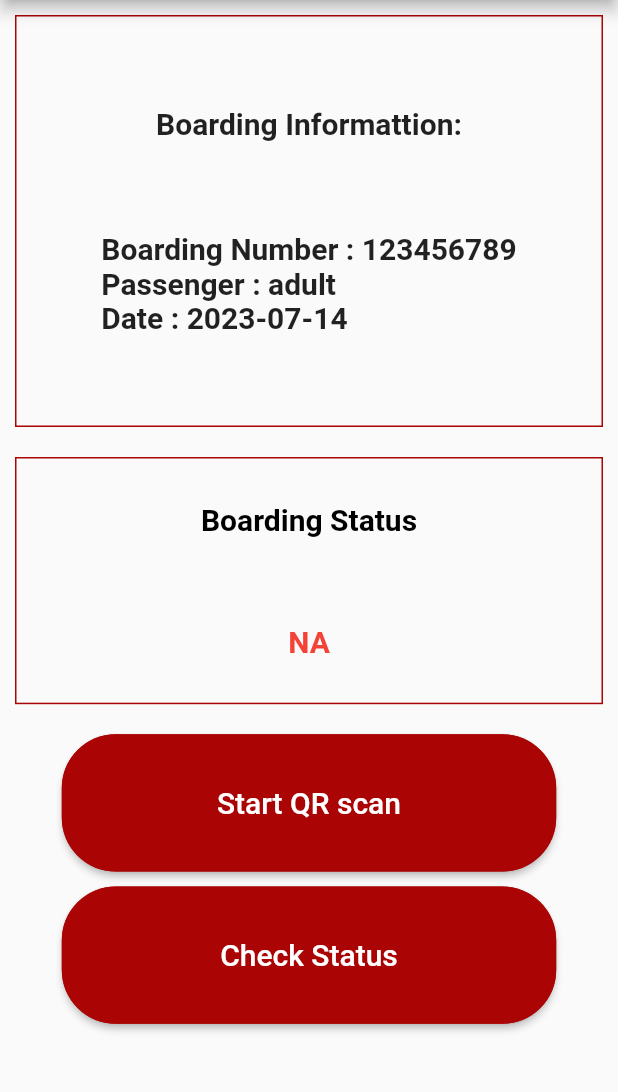
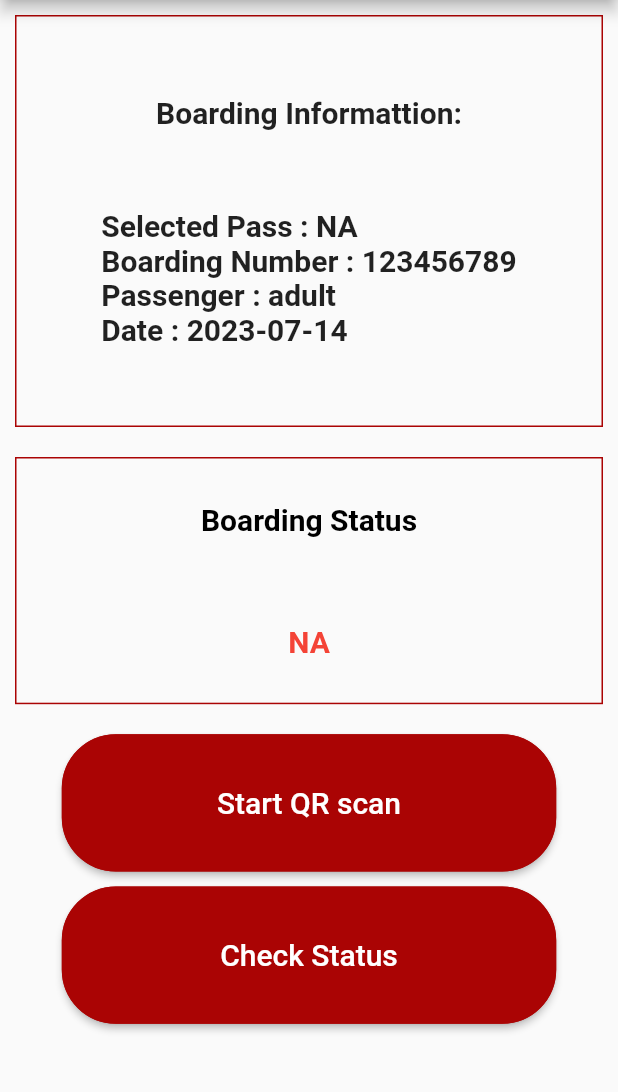
Before and after one commit to RohanKhalid/petra_balloon, a Flutter app: the screen it shows after launch, after a tap on "Scan Boarding Pass", on a phone screen of 412 x 824 dp, the part 84-1176 px from its top. Run offline on Flutter 3.47's test engine with Material 2 defaults, Android fonts, the phone set to English and light mode, and no system bars; our stand-ins replace dio; missing offline and left inert: flutter_barcode_scanner.

Commit message:
changes made to boarding screen

```diff
--- a/lib/boarding_screen.dart
+++ b/lib/boarding_screen.dart
@@ -18,7 +18,7 @@ class PetraBallon extends StatefulWidget {
 
 class _PetraBallonState extends State<PetraBallon> {
   String _scanQrcode =
-      '{"ticketNumber": 123456789, "Passenger": "adult", "Date": "2023-07-14"}';
+      '{"selected_pass":"NA","ticketNumber": 123456789, "Passenger": "adult", "Date": "2023-07-14"}';
 
   bool _success = false;
   String _successTest = 'NA';
@@ -92,6 +92,7 @@ class _PetraBallonState extends State<PetraBallon> {
             Map<String, dynamic> json = jsonDecode(jsonString);
             Ticket ticket = Ticket.fromJson(json);
 
+            String selectedPass = ticket.selectedPass;
             String ticketNumber = ticket.ticketNumber.toString();
             String passenger = ticket.passenger;
             String date = ticket.date;
@@ -131,6 +132,12 @@ class _PetraBallonState extends State<PetraBallon> {
                             mainAxisAlignment: MainAxisAlignment.center,
                             crossAxisAlignment: CrossAxisAlignment.start,
                             children: [
+                              Text(
+                                'Selected Pass : $selectedPass',
+                                style: const TextStyle(
+                                    fontSize: 20, fontWeight: FontWeight.bold),
+                                textAlign: TextAlign.center,
+                              ),
                               Text(
                                 'Boarding Number : $ticketNumber',
                                 style: const TextStyle(
--- a/lib/main.dart
+++ b/lib/main.dart
@@ -2,7 +2,7 @@
 
 import 'package:flutter/material.dart';
 import 'package:petra_balloon/boarding_screen.dart';
-import 'package:petra_balloon/ticket_screen.dart';
+//import 'package:petra_balloon/ticket_screen.dart';
 
 void main() => runApp(
       const MaterialApp(
@@ -26,39 +26,39 @@ class Home extends StatelessWidget {
             mainAxisAlignment: MainAxisAlignment.center,
             crossAxisAlignment: CrossAxisAlignment.center,
             children: [
-              Padding(
-                padding: const EdgeInsets.only(top: 10),
-                child: SizedBox(
-                  height: height / 9,
-                  width: width * 0.8,
-                  child: ElevatedButton(
-                    onPressed: () {
-                      Navigator.push(
-                        context,
-                        MaterialPageRoute(
-                            builder: (context) => const TicketScreen()),
-                      );
-                    },
-                    style: ButtonStyle(
-                      shape: MaterialStateProperty.all<RoundedRectangleBorder>(
-                        RoundedRectangleBorder(
-                          borderRadius: BorderRadius.circular(36.0),
-                          side: const BorderSide(
-                            color: Color.fromRGBO(170, 4, 4, 1),
-                          ),
-                        ),
-                      ),
-                      backgroundColor: MaterialStateProperty.all(
-                        const Color.fromRGBO(170, 4, 4, 1),
-                      ),
-                    ),
-                    child: const Text(
-                      'Scan Ticket',
-                      style: TextStyle(fontSize: 20),
-                    ),
-                  ),
-                ),
-              ),
+              // Padding(
+              //   padding: const EdgeInsets.only(top: 10),
+              //   child: SizedBox(
+              //     height: height / 9,
+              //     width: width * 0.8,
+              //     child: ElevatedButton(
+              //       onPressed: () {
+              //         Navigator.push(
+              //           context,
+              //           MaterialPageRoute(
+              //               builder: (context) => const TicketScreen()),
+              //         );
+              //       },
+              //       style: ButtonStyle(
+              //         shape: MaterialStateProperty.all<RoundedRectangleBorder>(
+              //           RoundedRectangleBorder(
+              //             borderRadius: BorderRadius.circular(36.0),
+              //             side: const BorderSide(
+              //               color: Color.fromRGBO(170, 4, 4, 1),
+              //             ),
+              //           ),
+              //         ),
+              //         backgroundColor: MaterialStateProperty.all(
+              //           const Color.fromRGBO(170, 4, 4, 1),
+              //         ),
+              //       ),
+              //       child: const Text(
+              //         'Scan Ticket',
+              //         style: TextStyle(fontSize: 20),
+              //       ),
+              //     ),
+              //   ),
+              // ),
               Padding(
                 padding: const EdgeInsets.only(top: 10),
                 child: SizedBox(
--- a/lib/modals/ticket.dart
+++ b/lib/modals/ticket.dart
@@ -1,17 +1,23 @@
 class Ticket {
+  final String selectedPass;
   final int ticketNumber;
   final String passenger;
   final String date;
-  Ticket(this.ticketNumber, this.passenger, this.date);
+  Ticket(this.selectedPass, this.ticketNumber, this.passenger, this.date);
 
   // named constructor
   factory Ticket.fromJson(Map<String, dynamic> json) {
-    return Ticket(json['ticketNumber'] as int, json['Passenger'] as String,
-        json['Date'] as String);
+    return Ticket(json['selected_pass'] as String, json['ticketNumber'] as int,
+        json['Passenger'] as String, json['Date'] as String);
   }
 
   // method
   Map<String, dynamic> toJson() {
-    return {'ticketNumber': ticketNumber, 'Passenger': passenger, 'Date': date};
+    return {
+      'selected_pass': selectedPass,
+      'ticketNumber': ticketNumber,
+      'Passenger': passenger,
+      'Date': date
+    };
   }
 }
```
